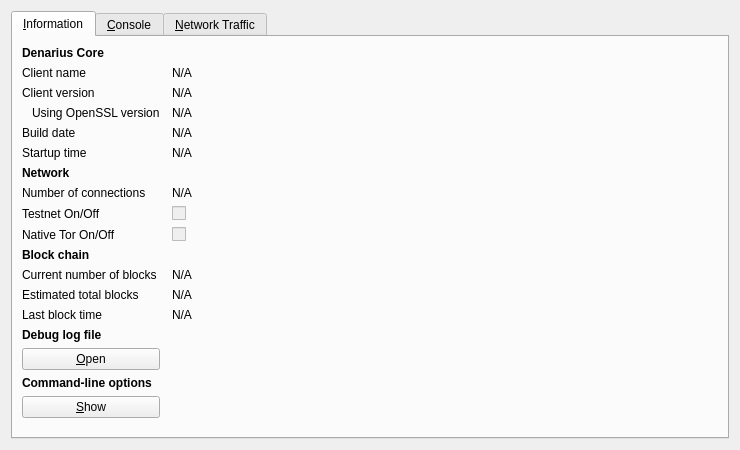
First picture: the form in src/qt/forms/rpcconsole.ui, repository metaspartan/denarius, before the edit.
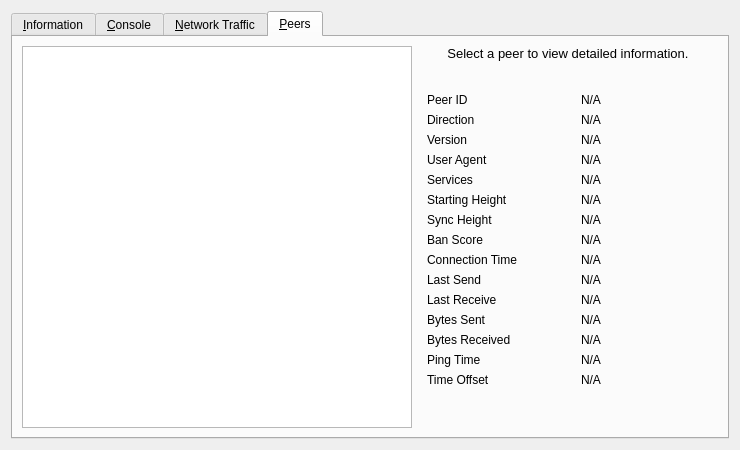
Second picture: the form after the edit. Icons and pictures are not drawn. Custom widgets are drawn as their Qt base class.

Commit message: Peer Table Model Addition to QT

The edit to the form file:
```diff
--- a/src/qt/forms/rpcconsole.ui
+++ b/src/qt/forms/rpcconsole.ui
@@ -17,16 +17,13 @@
    <item>
     <widget class="QTabWidget" name="tabWidget">
      <property name="currentIndex">
-      <number>0</number>
+      <number>3</number>
      </property>
      <widget class="QWidget" name="tab_info">
       <attribute name="title">
        <string>&amp;Information</string>
       </attribute>
-      <layout class="QGridLayout" name="gridLayout" columnstretch="0,1">
-       <property name="horizontalSpacing">
-        <number>12</number>
-       </property>
+      <layout class="QGridLayout" name="gridLayout">
        <item row="0" column="0">
         <widget class="QLabel" name="label_9">
          <property name="font">
@@ -202,7 +199,7 @@
         </widget>
        </item>
        <item row="9" column="0">
-        <widget class="QLabel" name="label_8">
+        <widget class="QLabel" name="label_81">
          <property name="text">
           <string>Native Tor On/Off</string>
          </property>
@@ -712,6 +709,432 @@
        </item>
       </layout>
      </widget>
+     <widget class="QWidget" name="tab_peers">
+      <attribute name="title">
+       <string>&amp;Peers</string>
+      </attribute>
+      <layout class="QGridLayout" name="gridLayout_2">
+       <item row="0" column="0" rowspan="2">
+        <widget class="QTableView" name="peerWidget">
+         <property name="horizontalScrollBarPolicy">
+          <enum>Qt::ScrollBarAsNeeded</enum>
+         </property>
+         <property name="sortingEnabled">
+          <bool>true</bool>
+         </property>
+         <attribute name="horizontalHeaderHighlightSections">
+          <bool>false</bool>
+         </attribute>
+        </widget>
+       </item>
+       <item row="0" column="1">
+        <widget class="QLabel" name="peerHeading">
+         <property name="sizePolicy">
+          <sizepolicy hsizetype="Preferred" vsizetype="Minimum">
+           <horstretch>0</horstretch>
+           <verstretch>0</verstretch>
+          </sizepolicy>
+         </property>
+         <property name="minimumSize">
+          <size>
+           <width>300</width>
+           <height>32</height>
+          </size>
+         </property>
+         <property name="font">
+          <font>
+           <pointsize>10</pointsize>
+          </font>
+         </property>
+         <property name="cursor">
+          <cursorShape>IBeamCursor</cursorShape>
+         </property>
+         <property name="text">
+          <string>Select a peer to view detailed information.</string>
+         </property>
+         <property name="alignment">
+          <set>Qt::AlignHCenter|Qt::AlignTop</set>
+         </property>
+         <property name="wordWrap">
+          <bool>true</bool>
+         </property>
+         <property name="textInteractionFlags">
+          <set>Qt::LinksAccessibleByMouse|Qt::TextSelectableByKeyboard|Qt::TextSelectableByMouse</set>
+         </property>
+        </widget>
+       </item>
+       <item row="1" column="1">
+        <widget class="QWidget" name="detailWidget" native="true">
+         <property name="minimumSize">
+          <size>
+           <width>300</width>
+           <height>0</height>
+          </size>
+         </property>
+         <layout class="QGridLayout" name="gridLayout_3">
+          <item row="0" column="0">
+           <widget class="QLabel" name="label_23">
+            <property name="text">
+             <string>Peer ID</string>
+            </property>
+           </widget>
+          </item>
+          <item row="0" column="2">
+           <widget class="QLabel" name="peerId">
+            <property name="cursor">
+             <cursorShape>IBeamCursor</cursorShape>
+            </property>
+            <property name="text">
+             <string>N/A</string>
+            </property>
+            <property name="textFormat">
+             <enum>Qt::PlainText</enum>
+            </property>
+            <property name="textInteractionFlags">
+             <set>Qt::LinksAccessibleByMouse|Qt::TextSelectableByKeyboard|Qt::TextSelectableByMouse</set>
+            </property>
+           </widget>
+          </item>
+          <item row="1" column="0">
+           <widget class="QLabel" name="label_30">
+            <property name="text">
+             <string>Direction</string>
+            </property>
+           </widget>
+          </item>
+          <item row="1" column="2">
+           <widget class="QLabel" name="peerDirection">
+            <property name="cursor">
+             <cursorShape>IBeamCursor</cursorShape>
+            </property>
+            <property name="text">
+             <string>N/A</string>
+            </property>
+            <property name="textFormat">
+             <enum>Qt::PlainText</enum>
+            </property>
+            <property name="textInteractionFlags">
+             <set>Qt::LinksAccessibleByMouse|Qt::TextSelectableByKeyboard|Qt::TextSelectableByMouse</set>
+            </property>
+           </widget>
+          </item>
+          <item row="2" column="0">
+           <widget class="QLabel" name="label_21">
+            <property name="text">
+             <string>Version</string>
+            </property>
+           </widget>
+          </item>
+          <item row="2" column="2">
+           <widget class="QLabel" name="peerVersion">
+            <property name="cursor">
+             <cursorShape>IBeamCursor</cursorShape>
+            </property>
+            <property name="text">
+             <string>N/A</string>
+            </property>
+            <property name="textFormat">
+             <enum>Qt::PlainText</enum>
+            </property>
+            <property name="textInteractionFlags">
+             <set>Qt::LinksAccessibleByMouse|Qt::TextSelectableByKeyboard|Qt::TextSelectableByMouse</set>
+            </property>
+           </widget>
+          </item>
+          <item row="3" column="0">
+           <widget class="QLabel" name="label_28">
+            <property name="text">
+             <string>User Agent</string>
+            </property>
+           </widget>
+          </item>
+          <item row="3" column="2">
+           <widget class="QLabel" name="peerSubversion">
+            <property name="cursor">
+             <cursorShape>IBeamCursor</cursorShape>
+            </property>
+            <property name="text">
+             <string>N/A</string>
+            </property>
+            <property name="textFormat">
+             <enum>Qt::PlainText</enum>
+            </property>
+            <property name="textInteractionFlags">
+             <set>Qt::LinksAccessibleByMouse|Qt::TextSelectableByKeyboard|Qt::TextSelectableByMouse</set>
+            </property>
+           </widget>
+          </item>
+          <item row="4" column="0">
+           <widget class="QLabel" name="label_41">
+            <property name="text">
+             <string>Services</string>
+            </property>
+           </widget>
+          </item>
+          <item row="4" column="2">
+           <widget class="QLabel" name="peerServices">
+            <property name="cursor">
+             <cursorShape>IBeamCursor</cursorShape>
+            </property>
+            <property name="text">
+             <string>N/A</string>
+            </property>
+            <property name="textFormat">
+             <enum>Qt::PlainText</enum>
+            </property>
+            <property name="textInteractionFlags">
+             <set>Qt::LinksAccessibleByMouse|Qt::TextSelectableByKeyboard|Qt::TextSelectableByMouse</set>
+            </property>
+           </widget>
+          </item>
+          <item row="5" column="0">
+           <widget class="QLabel" name="label_29">
+            <property name="text">
+             <string>Starting Height</string>
+            </property>
+           </widget>
+          </item>
+          <item row="5" column="2">
+           <widget class="QLabel" name="peerHeight">
+            <property name="cursor">
+             <cursorShape>IBeamCursor</cursorShape>
+            </property>
+            <property name="text">
+             <string>N/A</string>
+            </property>
+            <property name="textFormat">
+             <enum>Qt::PlainText</enum>
+            </property>
+            <property name="textInteractionFlags">
+             <set>Qt::LinksAccessibleByMouse|Qt::TextSelectableByKeyboard|Qt::TextSelectableByMouse</set>
+            </property>
+           </widget>
+          </item>
+          <item row="6" column="0">
+           <widget class="QLabel" name="label_27">
+            <property name="text">
+             <string>Sync Height</string>
+            </property>
+           </widget>
+          </item>
+          <item row="6" column="2">
+           <widget class="QLabel" name="peerSyncHeight">
+            <property name="cursor">
+             <cursorShape>IBeamCursor</cursorShape>
+            </property>
+            <property name="text">
+             <string>N/A</string>
+            </property>
+            <property name="textFormat">
+             <enum>Qt::PlainText</enum>
+            </property>
+            <property name="textInteractionFlags">
+             <set>Qt::LinksAccessibleByMouse|Qt::TextSelectableByKeyboard|Qt::TextSelectableByMouse</set>
+            </property>
+           </widget>
+          </item>
+          <item row="7" column="0">
+           <widget class="QLabel" name="label_24">
+            <property name="text">
+             <string>Ban Score</string>
+            </property>
+           </widget>
+          </item>
+          <item row="7" column="2">
+           <widget class="QLabel" name="peerBanScore">
+            <property name="cursor">
+             <cursorShape>IBeamCursor</cursorShape>
+            </property>
+            <property name="text">
+             <string>N/A</string>
+            </property>
+            <property name="textFormat">
+             <enum>Qt::PlainText</enum>
+            </property>
+            <property name="textInteractionFlags">
+             <set>Qt::LinksAccessibleByMouse|Qt::TextSelectableByKeyboard|Qt::TextSelectableByMouse</set>
+            </property>
+           </widget>
+          </item>
+          <item row="8" column="0">
+           <widget class="QLabel" name="label_22">
+            <property name="text">
+             <string>Connection Time</string>
+            </property>
+           </widget>
+          </item>
+          <item row="8" column="2">
+           <widget class="QLabel" name="peerConnTime">
+            <property name="cursor">
+             <cursorShape>IBeamCursor</cursorShape>
+            </property>
+            <property name="text">
+             <string>N/A</string>
+            </property>
+            <property name="textFormat">
+             <enum>Qt::PlainText</enum>
+            </property>
+            <property name="textInteractionFlags">
+             <set>Qt::LinksAccessibleByMouse|Qt::TextSelectableByKeyboard|Qt::TextSelectableByMouse</set>
+            </property>
+           </widget>
+          </item>
+          <item row="9" column="0">
+           <widget class="QLabel" name="label_15">
+            <property name="text">
+             <string>Last Send</string>
+            </property>
+           </widget>
+          </item>
+          <item row="9" column="2">
+           <widget class="QLabel" name="peerLastSend">
+            <property name="cursor">
+             <cursorShape>IBeamCursor</cursorShape>
+            </property>
+            <property name="text">
+             <string>N/A</string>
+            </property>
+            <property name="textFormat">
+             <enum>Qt::PlainText</enum>
+            </property>
+            <property name="textInteractionFlags">
+             <set>Qt::LinksAccessibleByMouse|Qt::TextSelectableByKeyboard|Qt::TextSelectableByMouse</set>
+            </property>
+           </widget>
+          </item>
+          <item row="10" column="0">
+           <widget class="QLabel" name="label_19">
+            <property name="text">
+             <string>Last Receive</string>
+            </property>
+           </widget>
+          </item>
+          <item row="10" column="2">
+           <widget class="QLabel" name="peerLastRecv">
+            <property name="cursor">
+             <cursorShape>IBeamCursor</cursorShape>
+            </property>
+            <property name="text">
+             <string>N/A</string>
+            </property>
+            <property name="textFormat">
+             <enum>Qt::PlainText</enum>
+            </property>
+            <property name="textInteractionFlags">
+             <set>Qt::LinksAccessibleByMouse|Qt::TextSelectableByKeyboard|Qt::TextSelectableByMouse</set>
+            </property>
+           </widget>
+          </item>
+          <item row="11" column="0">
+           <widget class="QLabel" name="label_18">
+            <property name="text">
+             <string>Bytes Sent</string>
+            </property>
+           </widget>
+          </item>
+          <item row="11" column="2">
+           <widget class="QLabel" name="peerBytesSent">
+            <property name="cursor">
+             <cursorShape>IBeamCursor</cursorShape>
+            </property>
+            <property name="text">
+             <string>N/A</string>
+            </property>
+            <property name="textFormat">
+             <enum>Qt::PlainText</enum>
+            </property>
+            <property name="textInteractionFlags">
+             <set>Qt::LinksAccessibleByMouse|Qt::TextSelectableByKeyboard|Qt::TextSelectableByMouse</set>
+            </property>
+           </widget>
+          </item>
+          <item row="12" column="0">
+           <widget class="QLabel" name="label_20">
+            <property name="text">
+             <string>Bytes Received</string>
+            </property>
+           </widget>
+          </item>
+          <item row="12" column="2">
+           <widget class="QLabel" name="peerBytesRecv">
+            <property name="cursor">
+             <cursorShape>IBeamCursor</cursorShape>
+            </property>
+            <property name="text">
+             <string>N/A</string>
+            </property>
+            <property name="textFormat">
+             <enum>Qt::PlainText</enum>
+            </property>
+            <property name="textInteractionFlags">
+             <set>Qt::LinksAccessibleByMouse|Qt::TextSelectableByKeyboard|Qt::TextSelectableByMouse</set>
+            </property>
+           </widget>
+          </item>
+          <item row="13" column="0">
+           <widget class="QLabel" name="label_26">
+            <property name="text">
+             <string>Ping Time</string>
+            </property>
+           </widget>
+          </item>
+          <item row="13" column="2">
+           <widget class="QLabel" name="peerPingTime">
+            <property name="cursor">
+             <cursorShape>IBeamCursor</cursorShape>
+            </property>
+            <property name="text">
+             <string>N/A</string>
+            </property>
+            <property name="textFormat">
+             <enum>Qt::PlainText</enum>
+            </property>
+            <property name="textInteractionFlags">
+             <set>Qt::LinksAccessibleByMouse|Qt::TextSelectableByKeyboard|Qt::TextSelectableByMouse</set>
+            </property>
+           </widget>
+          </item>
+          <item row="14" column="0">
+           <widget class="QLabel" name="label_timeoffset">
+            <property name="text">
+             <string>Time Offset</string>
+            </property>
+           </widget>
+          </item>
+          <item row="14" column="2">
+           <widget class="QLabel" name="timeoffset">
+            <property name="cursor">
+             <cursorShape>IBeamCursor</cursorShape>
+            </property>
+            <property name="text">
+             <string>N/A</string>
+            </property>
+            <property name="textFormat">
+             <enum>Qt::PlainText</enum>
+            </property>
+            <property name="textInteractionFlags">
+             <set>Qt::LinksAccessibleByMouse|Qt::TextSelectableByKeyboard|Qt::TextSelectableByMouse</set>
+            </property>
+           </widget>
+          </item>
+          <item row="15" column="1">
+           <spacer name="verticalSpacer_3">
+            <property name="orientation">
+             <enum>Qt::Vertical</enum>
+            </property>
+            <property name="sizeHint" stdset="0">
+             <size>
+              <width>20</width>
+              <height>40</height>
+             </size>
+            </property>
+           </spacer>
+          </item>
+         </layout>
+        </widget>
+       </item>
+      </layout>
+     </widget>
     </widget>
    </item>
   </layout>
```
Left out of the diff: 120 changed lines with no effect on the pictures. The commit also changes 17 other files.
